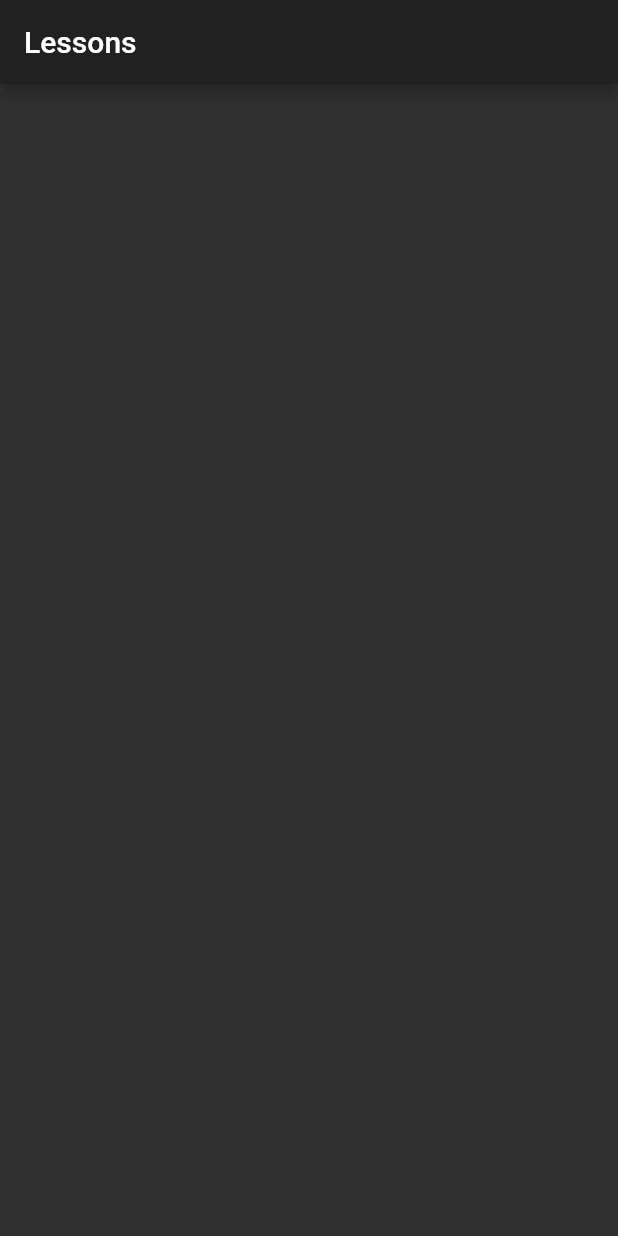
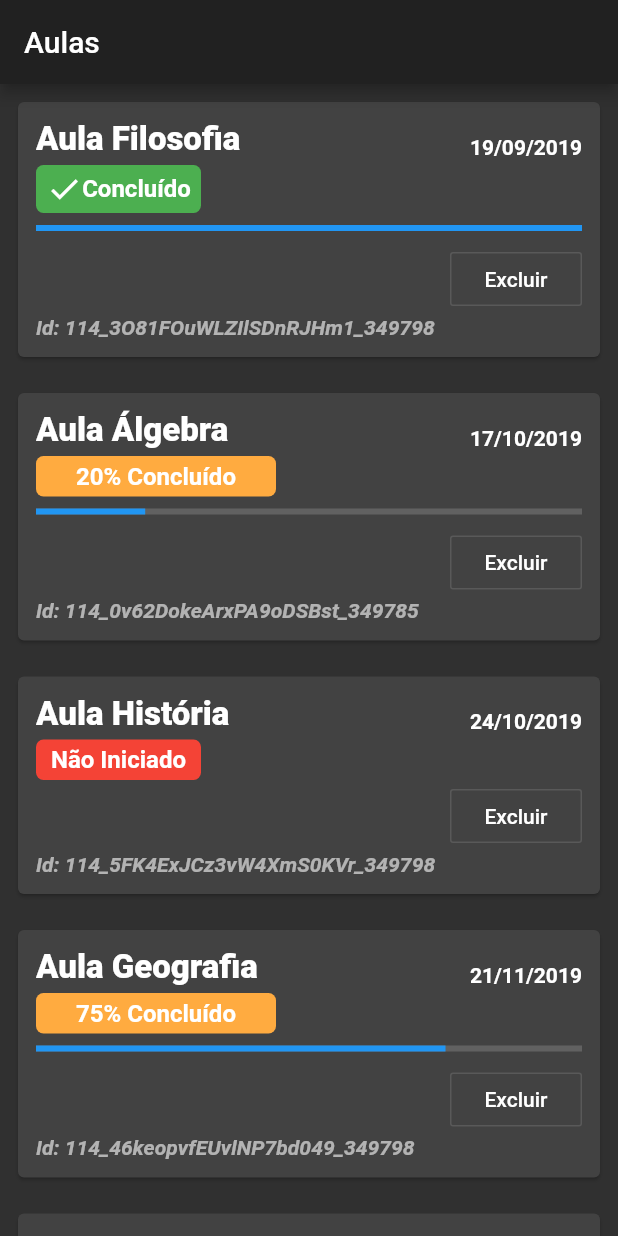
Before and after one commit to skore-io/teste-mobile, a Flutter app: the screen it shows after launch, on a phone screen of 412 x 824 dp. Run offline on Flutter 3.47's test engine with Material 2 defaults, Android fonts, the phone set to English and light mode, and no system bars.

Commit message:
Projeto concluído

```diff
--- a/lib/src/model/lesson.dart
+++ b/lib/src/model/lesson.dart
@@ -9,8 +9,9 @@ class Lesson {
   Summary summary;
 
   Lesson.fromJson(Map<String, dynamic> json)
-      : companyId = json['company_id'],
-        createdAt = json['created_at'],
+      : companyId = int.tryParse(json['company_id']),
+        createdAt =
+            DateTime.fromMicrosecondsSinceEpoch(json['created_at'] * 1000),
         name = json['name'],
         id = json['id'],
         status = json['status'],
--- a/lib/src/provider/lesson_provider.dart
+++ b/lib/src/provider/lesson_provider.dart
@@ -3,9 +3,18 @@ import 'package:teste_mobile/src/model/lesson.dart';
 import 'package:teste_mobile/src/repository/lesson_repository.dart';
 
 class LessonProvider with ChangeNotifier {
-  Lesson _lesson;
+  List<Lesson> _lessons;
 
-  LessonProvider() : _lesson = Lesson.fromJson(data);
+  LessonProvider() {
+    _lessons =
+        List<Lesson>.from(data.map((item) => Lesson.fromJson(item)).toList());
+    _lessons.sort((a, b) => a.createdAt.compareTo(b.createdAt));
+  }
 
-  get lesson => lesson;
+  List<Lesson> get lesson => _lessons;
+
+  void removeLesson(Lesson lesson) {
+    _lessons.remove(lesson);
+    notifyListeners();
+  }
 }
--- a/lib/src/repository/lesson_repository.dart
+++ b/lib/src/repository/lesson_repository.dart
@@ -1,4 +1,4 @@
 import 'dart:convert';
 
-var data = json.decode(
+var data = jsonDecode(
     '[{"company_id":"114","created_at":1571323199864,"name":"Aula Álgebra","id":"114_0v62DokeArxPA9oDSBst_349785","status":"IN_PROGRESS","summary":{"percentage":20}},{"company_id":"114","created_at":1578343188529,"name":"Aula Trigonometria","id":"114_3Lj7okST2yBSYXUUByg2_349798","status":"NOT_STARTED","summary":{"percentage":null}},{"company_id":"114","created_at":1568918240759,"name":"Aula Filosofia","id":"114_3O81FOuWLZIlSDnRJHm1_349798","status":"COMPLETED","summary":{"percentage":100}},{"company_id":"114","created_at":1574361972593,"name":"Aula Geografia","id":"114_46keopvfEUvlNP7bd049_349798","status":"IN_PROGRESS","summary":{"percentage":75}},{"company_id":"114","created_at":1571946887159,"name":"Aula História","id":"114_5FK4ExJCz3vW4XmS0KVr_349798","status":"NOT_STARTED","summary":{"percentage":null}}]');
--- a/lib/src/ui/lesson/lessons.dart
+++ b/lib/src/ui/lesson/lessons.dart
@@ -1,4 +1,8 @@
 import 'package:flutter/material.dart';
+import 'package:intl/intl.dart';
+import 'package:provider/provider.dart';
+import 'package:teste_mobile/src/model/lesson.dart';
+import 'package:teste_mobile/src/provider/lesson_provider.dart';
 
 class LessonsPage extends StatefulWidget {
   @override
@@ -6,12 +10,140 @@ class LessonsPage extends StatefulWidget {
 }
 
 class _LessonsPageState extends State<LessonsPage> {
+  final _dtFormat = DateFormat('dd/MM/yyyy');
+
   @override
   Widget build(BuildContext context) {
     return Scaffold(
       appBar: AppBar(
-        title: Text('Lessons'),
+        title: Text('Aulas'),
+      ),
+      body: ChangeNotifierProvider<LessonProvider>(
+        create: (context) => LessonProvider(),
+        child: Consumer<LessonProvider>(
+          builder: (context, lessonsProvider, _) {
+            var lessons = lessonsProvider.lesson;
+            if (lessons == null)
+              return Center(child: CircularProgressIndicator());
+
+            return Center(
+              child: ListView.builder(
+                itemCount: lessons.length,
+                itemBuilder: (context, index) {
+                  var lesson = lessons[index];
+                  return Padding(
+                    padding: const EdgeInsets.all(8.0),
+                    child: Card(
+                      child: Padding(
+                        padding: const EdgeInsets.all(12),
+                        child: Column(
+                          crossAxisAlignment: CrossAxisAlignment.start,
+                          children: <Widget>[
+                            Row(
+                              crossAxisAlignment: CrossAxisAlignment.end,
+                              mainAxisAlignment: MainAxisAlignment.spaceBetween,
+                              children: <Widget>[
+                                Text(
+                                  lesson.name,
+                                  style: TextStyle(
+                                      fontSize: 22,
+                                      fontWeight: FontWeight.w800),
+                                ),
+                                Text(
+                                  _dtFormat.format(lesson.createdAt),
+                                  style: TextStyle(
+                                    fontWeight: FontWeight.bold,
+                                  ),
+                                ),
+                              ],
+                            ),
+                            _progresso(lesson),
+                            Align(
+                              alignment: Alignment.bottomRight,
+                              child: OutlineButton(
+                                onPressed: () =>
+                                    lessonsProvider.removeLesson(lesson),
+                                child: Text(
+                                  'Excluir',
+                                ),
+                              ),
+                            ),
+                            Align(
+                              alignment: Alignment.topLeft,
+                              child: Text(
+                                'Id: ${lesson.id}',
+                                style: TextStyle(
+                                    fontStyle: FontStyle.italic,
+                                    fontWeight: FontWeight.w600,
+                                    color: Theme.of(context)
+                                        .primaryTextTheme
+                                        .bodyText1
+                                        .color
+                                        .withOpacity(.6)),
+                              ),
+                            ),
+                          ],
+                        ),
+                      ),
+                    ),
+                  );
+                },
+              ),
+            );
+          },
+        ),
       ),
     );
   }
+
+  Widget _progresso(Lesson lesson) {
+    var progress = lesson.status == 'IN_PROGRESS';
+    var notStarted = lesson.status == 'NOT_STARTED';
+
+    return Column(
+      crossAxisAlignment: CrossAxisAlignment.start,
+      children: <Widget>[
+        Padding(
+          padding: const EdgeInsets.only(top: 4.0),
+          child: Container(
+            width: progress ? 160 : 110,
+            decoration: BoxDecoration(
+                color: progress
+                    ? Colors.orangeAccent
+                    : notStarted ? Colors.red : Colors.green,
+                borderRadius: BorderRadius.all(Radius.circular(5))),
+            child: Padding(
+              padding: const EdgeInsets.all(4.0),
+              child: Row(
+                crossAxisAlignment: CrossAxisAlignment.center,
+                mainAxisAlignment: MainAxisAlignment.center,
+                children: <Widget>[
+                  if (!progress && notStarted == false)
+                    Icon(
+                      Icons.done,
+                    ),
+                  Text(
+                    progress
+                        ? '${lesson.summary.percentage}% Concluído'
+                        : notStarted ? 'Não Iniciado' : 'Concluído',
+                    style: TextStyle(
+                      fontSize: 16,
+                      fontWeight: FontWeight.bold,
+                    ),
+                  ),
+                ],
+              ),
+            ),
+          ),
+        ),
+        if (lesson.summary.percentage != null)
+          Padding(
+            padding: const EdgeInsets.symmetric(vertical: 8),
+            child: LinearProgressIndicator(
+              value: lesson.summary.percentage / 100,
+            ),
+          ),
+      ],
+    );
+  }
 }
--- a/pubspec.yaml
+++ b/pubspec.yaml
@@ -21,6 +21,7 @@ dependencies:
     sdk: flutter
 
   provider: ^4.0.4
+  intl: ^0.16.1
 
   # The following adds the Cupertino Icons font to your application.
   # Use with the CupertinoIcons class for iOS style icons.
```
Also changed, not shown: pubspec.lock, 2 other files.
